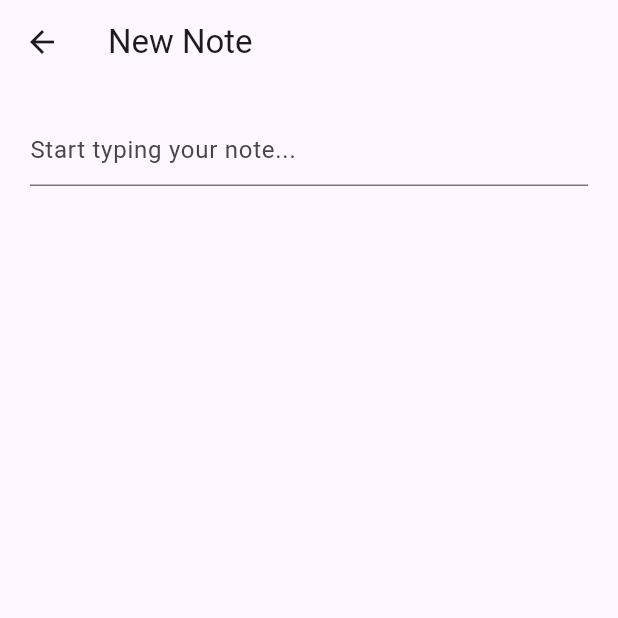
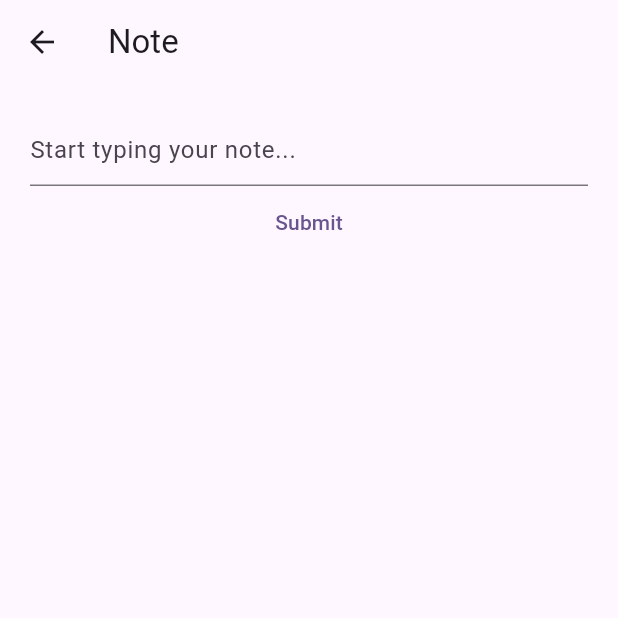
Before and after one commit to bitfactory-frank-spee/test_flutter_mynotes, a Flutter app: the CreateUpdateNoteView screen opened by its route, on a phone screen of 412 x 824 dp, the top half of it. Run offline on Flutter 3.47's test engine with Material 3 defaults, Android fonts, the phone set to English and light mode, and no system bars; our stand-ins replace firebase_auth, firebase_core, sqflite; accounts and stored records are empty.

Commit message:
feat: :sparkles: add submit button to create update note

```diff
--- a/lib/views/notes/create_update_note_view.dart
+++ b/lib/views/notes/create_update_note_view.dart
@@ -92,7 +92,7 @@ class _CreateUpdateNoteViewState extends State<CreateUpdateNoteView> {
   Widget build(BuildContext context) {
     return Scaffold(
       appBar: AppBar(
-        title: const Text('New Note'),
+        title: const Text('Note'),
       ),
       body: FutureBuilder(
           future: _createOrGetExistingNote(context),
@@ -107,7 +107,9 @@ class _CreateUpdateNoteViewState extends State<CreateUpdateNoteView> {
 
             return Padding(
               padding: const EdgeInsets.all(20.0),
-              child: TextField(
+              child: Column(
+                children: [
+                  TextField(
                     controller: _textController,
                     keyboardType: TextInputType.multiline,
                     maxLines: null,
@@ -115,6 +117,14 @@ class _CreateUpdateNoteViewState extends State<CreateUpdateNoteView> {
                       hintText: 'Start typing your note...',
                     ),
                   ),
+                  TextButton(
+                    onPressed: () {
+                      Navigator.of(context).pop();
+                    },
+                    child: const Text('Submit'),
+                  ),
+                ],
+              ),
             );
           }),
     );
```
Lines whose indentation alone changed are shown as unchanged.
